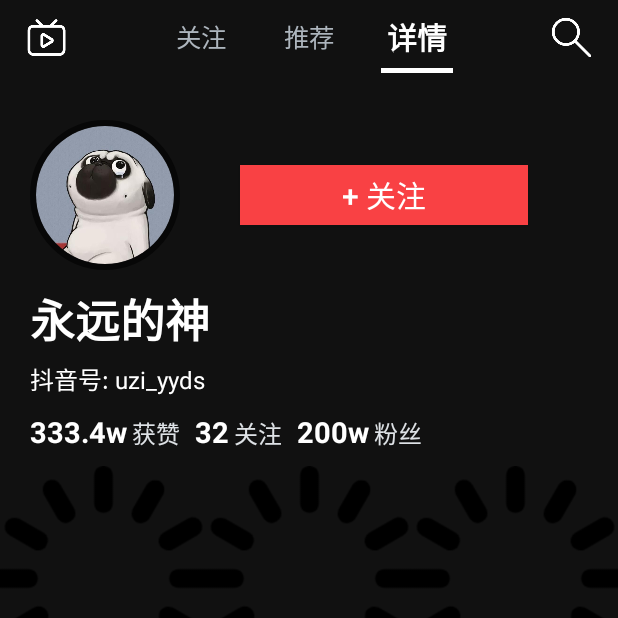
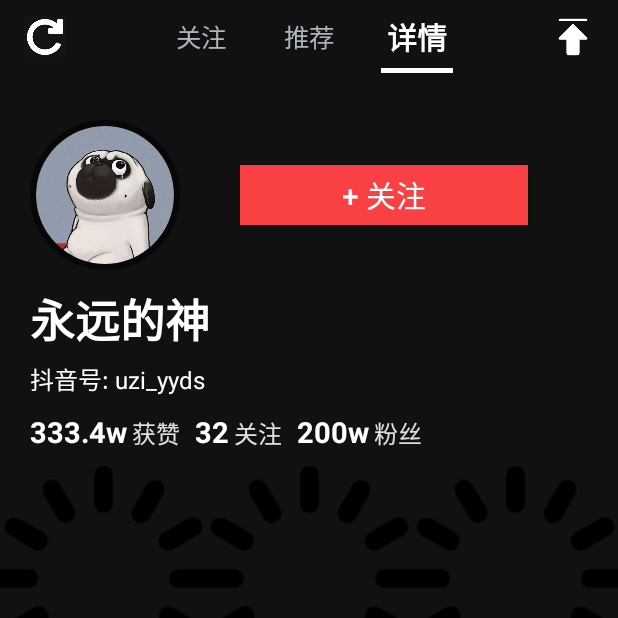
Before and after one commit to cxz66666/Mini-TikTok, an Android app: the fragment ItemFragment placed in its activity, tab 3 chosen, on a phone screen of 412 x 824 dp, the top half of it. Run offline under Robolectric (Android 15) with nearby library versions, the phone set to English and light mode, and no system bars; our stand-ins replace CircleImageView; libraries missing offline, so code that uses them is left out: com.shuyu.gsyvideoplayer, tv.danmaku.ijk; pictures from the network do not load; 46 statements that could not run were skipped.

Commit message:
修复数据拉取bug

```diff
--- a/app/src/main/java/net/zjueva/minitiktok/adapter/HomePageAdapter.java
+++ b/app/src/main/java/net/zjueva/minitiktok/adapter/HomePageAdapter.java
@@ -6,9 +6,11 @@ import androidx.annotation.NonNull;
 import androidx.fragment.app.Fragment;
 import androidx.fragment.app.FragmentActivity;
 import androidx.fragment.app.FragmentManager;
+
 import androidx.viewpager2.adapter.FragmentStateAdapter;
 
 import net.zjueva.minitiktok.fragment.ItemFragment;
+import net.zjueva.minitiktok.mInterface.BackToTop;
 import net.zjueva.minitiktok.mInterface.GetResultMessageCallback;
 import net.zjueva.minitiktok.model.PostResultMessage;
 
@@ -16,37 +18,56 @@ import java.util.ArrayList;
 import java.util.Date;
 import java.util.HashSet;
 import java.util.List;
+import java.util.logging.Handler;
 
 public class HomePageAdapter extends FragmentStateAdapter implements GetResultMessageCallback<PostResultMessage> {
     private Context mContext;
     private List<PostResultMessage> Data;
     private HashSet<Integer>mHashSet;
+    private BackToTop mBackToTop;
 
-
-    public HomePageAdapter(@NonNull Fragment fragment) {
+    public HomePageAdapter(@NonNull Fragment fragment, BackToTop backToTop) {
         super(fragment);
         mContext=fragment.getContext();
         mHashSet=new HashSet<Integer>();
+        mBackToTop=backToTop;
         Data=new ArrayList<>();
     }
     //获取新的实例
-    public static HomePageAdapter newInstance(@NonNull  Fragment fragment){
-        HomePageAdapter homePageAdapter=new HomePageAdapter(fragment);
-        return homePageAdapter;
+    public static HomePageAdapter newInstance(@NonNull  Fragment fragment, BackToTop backToTop){
+        return new HomePageAdapter(fragment,backToTop);
     }
 
 
     @Override
     public void setData(List<PostResultMessage> item) {
-        Data =item;
-        notifyDataSetChanged();
+        if(item.size()==Data.size()){
+            return;
+        }
+        if(Data.size()==0){
+            Data.clear();
+            Data.addAll(item);
+            notifyDataSetChanged();
+        } else {
+            for(int i=0;i<item.size();i++){
+                if(item.get(i).getCreatedAt().equals(Data.get(0).getCreatedAt())){
+                    for(int j=0;j<i;j++){
+                        Data.add(0,item.get(j));
+                    }
+                    notifyItemRangeInserted(0,i);
+                    mBackToTop.onClickBackToTop(false);
+                    break;
+                }
+            }
+        }
+
     }
 
     @NonNull
     @Override
     public Fragment createFragment(int position) {
         mHashSet.add(position);
-        return ItemFragment.newInstance(Data.get(position));
+        return ItemFragment.newInstance(Data.get(position),this,mBackToTop);
     }
 
     @Override
--- a/app/src/main/java/net/zjueva/minitiktok/adapter/TikTokListAdapter.java
+++ b/app/src/main/java/net/zjueva/minitiktok/adapter/TikTokListAdapter.java
@@ -83,6 +83,7 @@ public class TikTokListAdapter extends  RecyclerView.Adapter<TikTokListAdapter.T
     public class TikTokListViewHolder extends RecyclerView.ViewHolder {
         public ImageView mThumb;
         private TextView mTitle;
+        private TextView mContent;
         public int mPosition;
 
 
@@ -100,7 +101,7 @@ public class TikTokListAdapter extends  RecyclerView.Adapter<TikTokListAdapter.T
                     .placeholder(new ColorDrawable(Color.GRAY))
                     .diskCacheStrategy(DiskCacheStrategy.DATA )
                     .error(R.drawable.icon_error)
-                    .apply(RequestOptions.bitmapTransform(new RoundedCorners(50)))
+//                    .apply(RequestOptions.bitmapTransform(new RoundedCorners(50)))
                     .transition(DrawableTransitionOptions.withCrossFade())
                     .into(mThumb);
 
@@ -108,11 +109,14 @@ public class TikTokListAdapter extends  RecyclerView.Adapter<TikTokListAdapter.T
                 String next_url=data.get(mPosition+Pre_Num).getImageUrl();
                 Glide.with(mThumb.getContext()).load(next_url).diskCacheStrategy(DiskCacheStrategy.DATA).preload();
             }
+            mTitle.setText(item.getUserName());
+            mContent.setText(item.getTitle());
         }
         public TikTokListViewHolder(@NonNull View itemView) {
             super(itemView);
             mThumb = itemView.findViewById(R.id.iv_thumb);
             mTitle = itemView.findViewById(R.id.tv_title);
+            mContent=itemView.findViewById(R.id.tv_content);
             itemView.setOnClickListener(new View.OnClickListener() {
                 @Override
                 public void onClick(View v) {
--- a/app/src/main/java/net/zjueva/minitiktok/fragment/HomeFragment.java
+++ b/app/src/main/java/net/zjueva/minitiktok/fragment/HomeFragment.java
@@ -1,6 +1,8 @@
 package net.zjueva.minitiktok.fragment;
 
+import android.animation.ObjectAnimator;
 import android.os.Bundle;
+import android.os.Handler;
 import android.util.Log;
 import android.view.LayoutInflater;
 import android.view.View;
@@ -11,10 +13,13 @@ import androidx.annotation.Nullable;
 import androidx.fragment.app.Fragment;
 import androidx.viewpager2.widget.ViewPager2;
 
+import com.airbnb.lottie.LottieAnimationView;
 import com.shuyu.gsyvideoplayer.GSYVideoManager;
 
 import net.zjueva.minitiktok.R;
 import net.zjueva.minitiktok.adapter.HomePageAdapter;
+import net.zjueva.minitiktok.mInterface.BackToTop;
+import net.zjueva.minitiktok.mInterface.CloseLottieAnimation;
 import net.zjueva.minitiktok.model.HomeFragmentLab;
 import net.zjueva.minitiktok.model.PostResultMessageLab;
 
@@ -22,6 +27,7 @@ public class HomeFragment extends Fragment {
 
     private static final String TAG="HomeFragment";
     private ViewPager2 mViewPager2;
+    private HomePageAdapter homePageAdapter;
     //必须使用这玩意建新对象
      public static HomeFragment newInstance() {
         Bundle args = new Bundle();
@@ -40,6 +46,7 @@ public class HomeFragment extends Fragment {
     public View onCreateView(@NonNull LayoutInflater inflater, @Nullable ViewGroup container, @Nullable Bundle savedInstanceState) {
         View v= inflater.inflate(R.layout.fragment_home,container,false);
         mViewPager2=v.findViewById(R.id.viewPager2);
+
         return v;
     }
 
@@ -47,17 +54,27 @@ public class HomeFragment extends Fragment {
     @Override
     public void onViewCreated(@NonNull View view, @Nullable Bundle savedInstanceState) {
         super.onViewCreated(view, savedInstanceState);
-        HomePageAdapter homePageAdapter=HomePageAdapter.newInstance(this);
+        homePageAdapter =HomePageAdapter.newInstance(this, new BackToTop() {
+            @Override
+            public void onClickBackToTop(boolean smooth) {
+                mViewPager2.setCurrentItem(0,smooth);
+            }
+        });
         PostResultMessageLab.getData(getActivity(), homePageAdapter);
+
         mViewPager2.setAdapter(homePageAdapter);
         mViewPager2.setOffscreenPageLimit(1);
         HomeFragmentLab.setViewPager2(mViewPager2);
+        Log.d(TAG,"home fragment on create");
 
     }
 
     @Override
     public void onResume() {
         super.onResume();
+        if(homePageAdapter!=null&&homePageAdapter.getItemCount()!=0&&homePageAdapter.getItemCount()!=PostResultMessageLab.getSize()){
+            PostResultMessageLab.updateData(getContext(),homePageAdapter);
+        }
         Log.d(TAG,"home fragment on resume");
     }
 
@@ -75,4 +92,7 @@ public class HomeFragment extends Fragment {
         GSYVideoManager.releaseAllVideos();
         HomeFragmentLab.removeViewPager2();
     }
+
+
+
 }
--- a/app/src/main/java/net/zjueva/minitiktok/fragment/ItemFragment.java
+++ b/app/src/main/java/net/zjueva/minitiktok/fragment/ItemFragment.java
@@ -1,9 +1,12 @@
 package net.zjueva.minitiktok.fragment;
 
+import android.animation.ObjectAnimator;
 import android.content.res.ColorStateList;
 import android.graphics.Color;
 import android.graphics.Typeface;
 import android.os.Bundle;
+import android.os.Handler;
+import android.util.Log;
 import android.view.Gravity;
 import android.view.LayoutInflater;
 import android.view.View;
@@ -15,25 +18,36 @@ import androidx.annotation.Nullable;
 import androidx.fragment.app.Fragment;
 import androidx.viewpager2.widget.ViewPager2;
 
+import com.airbnb.lottie.LottieAnimationView;
 import com.google.android.material.tabs.TabLayout;
 import com.google.android.material.tabs.TabLayoutMediator;
 
 import net.zjueva.minitiktok.R;
 import net.zjueva.minitiktok.adapter.ItemViewAdapter;
+import net.zjueva.minitiktok.mInterface.BackToTop;
+import net.zjueva.minitiktok.mInterface.CloseLottieAnimation;
+import net.zjueva.minitiktok.mInterface.GetResultMessageCallback;
 import net.zjueva.minitiktok.model.PostResultMessage;
+import net.zjueva.minitiktok.model.PostResultMessageLab;
 
 public class ItemFragment extends Fragment {
 
     private static final String URL_ARGS="URLARGS";
 
+    private static final String TAG="ItemFragment";
 
 
     private PostResultMessage Message;
     private ViewPager2 mViewPager2;
     private TabLayout mTabLayout;
     private TabLayoutMediator mediator;
+    private View mRefreshIcon;
+    private View mToTopIcon;
 
+    private LottieAnimationView loadingLottieAnimationView;
 
+    public GetResultMessageCallback<PostResultMessage> mCb;
+    public BackToTop mBackToTop;
     //以下是一些配置
     final String[] tabs = new String[]{"关注", "推荐", "详情"};
     private int activeSize = 20;
@@ -41,11 +55,13 @@ public class ItemFragment extends Fragment {
     private int activeColor = Color.parseColor("#ffffff"); //选中颜色
     private int normalColor = Color.parseColor("#adb5bd");//正常颜色
 
-    public static ItemFragment newInstance(PostResultMessage msg) {
+    public static ItemFragment newInstance(PostResultMessage msg, GetResultMessageCallback<PostResultMessage>cb, BackToTop backToTop) {
         Bundle args = new Bundle();
         args.putParcelable(URL_ARGS,msg);
         ItemFragment fragment = new ItemFragment();
         fragment.setArguments(args);
+        fragment.mCb=cb;
+        fragment.mBackToTop=backToTop;
         return fragment;
     }
     @Override
@@ -60,12 +76,39 @@ public class ItemFragment extends Fragment {
         View v= inflater.inflate(R.layout.fragment_viewpager2,container,false);
         mViewPager2= v.findViewById(R.id.item_viewpager2);
         mTabLayout=v.findViewById(R.id.tab_layout);
+        loadingLottieAnimationView = v.findViewById(R.id.upload_loading);
+        mRefreshIcon=v.findViewById(R.id.icon_refresh);
+        mToTopIcon=v.findViewById(R.id.icon_to_top);
         return v;
     }
 
     @Override
     public void onViewCreated(@NonNull View view, @Nullable Bundle savedInstanceState) {
         super.onViewCreated(view, savedInstanceState);
+        loadingLottieAnimationView.bringToFront();
+        mToTopIcon.setOnClickListener(new View.OnClickListener() {
+            @Override
+            public void onClick(View v) {
+                mBackToTop.onClickBackToTop(true);
+            }
+        });
+
+        mRefreshIcon.setOnClickListener(new View.OnClickListener() {
+            @Override
+            public void onClick(View v) {
+                Log.d(TAG,"点击刷新按钮");
+                loadAnimation(0);
+                new Handler().postDelayed(new Runnable() {
+                    @Override
+                    public void run() {
+                        loadAnimation(1);
+//                        mBackToTop.onClickBackToTop(); //回到首页
+                    }
+                },1000);
+                PostResultMessageLab.updateData(getContext(), mCb);
+            }
+        });
+
         ItemViewAdapter itemViewAdapter=ItemViewAdapter.newInstance(this,Message);
 
 
@@ -119,4 +162,21 @@ public class ItemFragment extends Fragment {
         mViewPager2.unregisterOnPageChangeCallback(changeCallback);
         super.onDestroy();
     }
+    private void loadAnimation(int hide) {
+        float start = hide == 1 ? 1.0f : 0.0f;
+        float end = hide == 1 ? 0.0f : 1.0f;
+        ObjectAnimator lottieAnimator = ObjectAnimator.ofFloat(loadingLottieAnimationView,
+                "alpha", start, end);
+        lottieAnimator.setDuration(0);
+        lottieAnimator.setRepeatCount(0);
+        lottieAnimator.start();
+
+        if(hide == 0) {
+            loadingLottieAnimationView.setProgress(0f);
+            loadingLottieAnimationView.playAnimation();
+        }
+        else loadingLottieAnimationView.pauseAnimation();
+    }
+
+
 }
--- a/app/src/main/java/net/zjueva/minitiktok/fragment/TikTokListFragment.java
+++ b/app/src/main/java/net/zjueva/minitiktok/fragment/TikTokListFragment.java
@@ -61,7 +61,7 @@ public class TikTokListFragment extends Fragment {
         manager.setGapStrategy(StaggeredGridLayoutManager.GAP_HANDLING_NONE);
 
         mRecyclerView.setLayoutManager(manager);
-        int divider = DimenUtil.dp2px(getContext(),6);
+        int divider = DimenUtil.dp2px(getContext(),4);
         RecyclerView.ItemDecoration gridItemDecoration = new RecyclerView.ItemDecoration() {
             @Override
             public void getItemOffsets(@NonNull Rect outRect, @NonNull View view, RecyclerView parent, @NonNull RecyclerView.State state) {
--- /dev/null
+++ b/app/src/main/java/net/zjueva/minitiktok/mInterface/BackToTop.java
@@ -0,0 +1,5 @@
+package net.zjueva.minitiktok.mInterface;
+
+public interface BackToTop {
+    void onClickBackToTop(boolean smooth);
+}
--- /dev/null
+++ b/app/src/main/java/net/zjueva/minitiktok/mInterface/CloseLottieAnimation.java
@@ -0,0 +1,5 @@
+package net.zjueva.minitiktok.mInterface;
+
+public interface CloseLottieAnimation{
+    void closeAnimation();
+}
--- a/app/src/main/res/layout/fragment_viewpager2.xml
+++ b/app/src/main/res/layout/fragment_viewpager2.xml
@@ -1,12 +1,34 @@
 <LinearLayout xmlns:android="http://schemas.android.com/apk/res/android"
     android:layout_width="match_parent"
     android:layout_height="match_parent"
-    android:orientation="vertical"
-    >
+    xmlns:app="http://schemas.android.com/apk/res-auto"
+    android:orientation="vertical">
     <include layout="@layout/layout_home_title"/>
-    <androidx.viewpager2.widget.ViewPager2
-        android:id="@+id/item_viewpager2"
 
+
+    <androidx.constraintlayout.widget.ConstraintLayout
         android:layout_width="match_parent"
-        android:layout_height="match_parent" />
+        android:layout_height="match_parent">
+        <com.airbnb.lottie.LottieAnimationView
+            android:id="@+id/upload_loading"
+            android:layout_width="180dp"
+            android:layout_height="180dp"
+            android:alpha="0"
+            android:scaleX="2"
+            android:scaleY="2"
+            app:layout_constraintTop_toTopOf="parent"
+            app:layout_constraintBottom_toBottomOf="parent"
+            app:layout_constraintStart_toStartOf="parent"
+            app:layout_constraintEnd_toEndOf="parent"
+            app:lottie_autoPlay="false"
+            app:lottie_loop="true"
+            app:lottie_rawRes="@raw/upload_loading" />
+
+        <androidx.viewpager2.widget.ViewPager2
+            android:id="@+id/item_viewpager2"
+
+            android:layout_width="match_parent"
+            android:layout_height="match_parent" />
+    </androidx.constraintlayout.widget.ConstraintLayout>
+
 </LinearLayout>
--- a/app/src/main/res/layout/item_tiktok_list.xml
+++ b/app/src/main/res/layout/item_tiktok_list.xml
@@ -14,7 +14,7 @@
         app:layout_constraintRight_toRightOf="parent"
         android:adjustViewBounds="true"
         android:scaleType="centerCrop"
-        android:background="#eee" />
+        android:background="@color/exo_black_opacity_70" />
 
     <TextView
         android:id="@+id/tv_title"
--- a/app/src/main/res/layout/layout_home_title.xml
+++ b/app/src/main/res/layout/layout_home_title.xml
@@ -10,9 +10,11 @@
     android:paddingEnd="16dp">
 
     <View
-        android:layout_width="30dp"
-        android:layout_height="30dp"
-        android:background="@drawable/icon_live" />
+        android:id="@+id/icon_refresh"
+        android:layout_width="28dp"
+        android:layout_height="28dp"
+        android:background="@drawable/icon_refresh" />
+
 
     <com.google.android.material.tabs.TabLayout android:id="@+id/tab_layout"
         android:layout_width="0dp"
@@ -67,7 +69,8 @@
     <!--</LinearLayout>-->
 
     <View
-        android:layout_width="30dp"
-        android:layout_height="30dp"
-        android:background="@drawable/icon_search" />
+        android:id="@+id/icon_to_top"
+        android:layout_width="28dp"
+        android:layout_height="28dp"
+        android:background="@drawable/icon_to_top" />
 </LinearLayout>
```
Also changed, not shown: app/src/main/java/net/zjueva/minitiktok/model/PostResultMessage.java (+9 -0 lines), app/src/main/java/net/zjueva/minitiktok/model/PostResultMessageLab.java (+44 -1 lines), app/src/main/res/layout/fragment_home.xml (+8 -3 lines), app/src/main/java/net/zjueva/minitiktok/mInterface/GetResultMessageCallback.java (line endings or trailing spaces), app/src/main/res/drawable/icon_refresh.png (added), app/src/main/res/drawable/icon_to_top.png (added).
